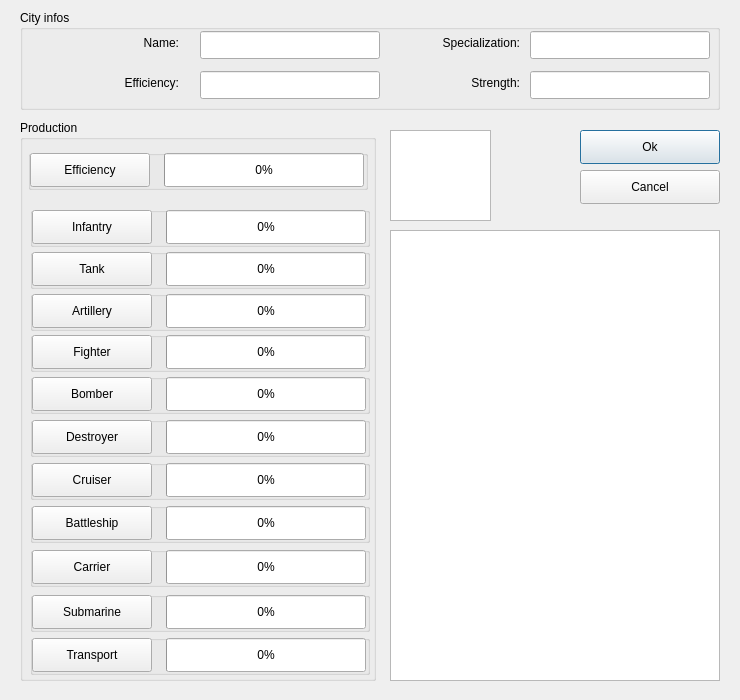
The window that GameDemonstrator/dialogs/GameCitySettingsDialog.ui (raubwuerger/StrategicGameProject) describes before a commit, drawn with Qt 5.
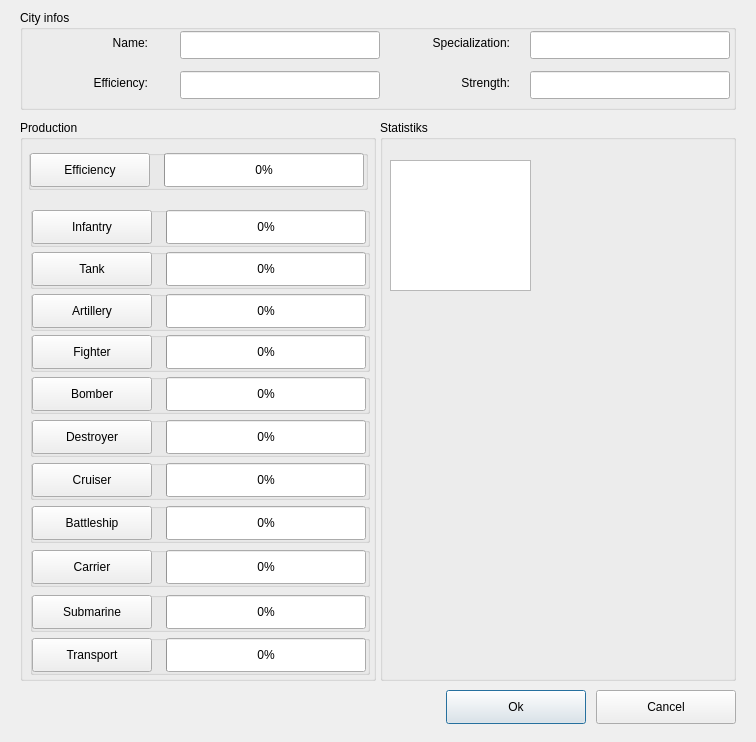
The same window after the commit.

The edit to the form file:
```diff
--- a/GameDemonstrator/dialogs/GameCitySettingsDialog.ui
+++ b/GameDemonstrator/dialogs/GameCitySettingsDialog.ui
@@ -6,20 +6,20 @@
    <rect>
     <x>0</x>
     <y>0</y>
-    <width>740</width>
-    <height>700</height>
+    <width>756</width>
+    <height>742</height>
    </rect>
   </property>
   <property name="minimumSize">
    <size>
-    <width>740</width>
-    <height>700</height>
+    <width>756</width>
+    <height>742</height>
    </size>
   </property>
   <property name="maximumSize">
    <size>
-    <width>740</width>
-    <height>700</height>
+    <width>756</width>
+    <height>742</height>
    </size>
   </property>
   <property name="windowTitle">
@@ -686,31 +686,11 @@
     </widget>
    </widget>
   </widget>
-  <widget class="QGraphicsView" name="graphicsViewUnitImage">
-   <property name="geometry">
-    <rect>
-     <x>390</x>
-     <y>130</y>
-     <width>101</width>
-     <height>91</height>
-    </rect>
-   </property>
-  </widget>
-  <widget class="QTableWidget" name="tableWidgetUnitStats">
-   <property name="geometry">
-    <rect>
-     <x>390</x>
-     <y>230</y>
-     <width>330</width>
-     <height>451</height>
-    </rect>
-   </property>
-  </widget>
   <widget class="QPushButton" name="pushButtonOk">
    <property name="geometry">
     <rect>
-     <x>580</x>
-     <y>130</y>
+     <x>446</x>
+     <y>690</y>
      <width>140</width>
      <height>34</height>
     </rect>
@@ -725,8 +705,8 @@
   <widget class="QPushButton" name="pushButtonCancel">
    <property name="geometry">
     <rect>
-     <x>580</x>
-     <y>170</y>
+     <x>596</x>
+     <y>690</y>
      <width>140</width>
      <height>34</height>
     </rect>
@@ -740,7 +720,7 @@
     <rect>
      <x>20</x>
      <y>10</y>
-     <width>700</width>
+     <width>716</width>
      <height>100</height>
     </rect>
    </property>
@@ -750,9 +730,9 @@
    <widget class="QLineEdit" name="lineEditName">
     <property name="geometry">
      <rect>
-      <x>180</x>
+      <x>160</x>
       <y>21</y>
-      <width>180</width>
+      <width>200</width>
       <height>28</height>
      </rect>
     </property>
@@ -760,9 +740,9 @@
    <widget class="QLineEdit" name="lineEditEfficiency">
     <property name="geometry">
      <rect>
-      <x>180</x>
+      <x>160</x>
       <y>61</y>
-      <width>180</width>
+      <width>200</width>
       <height>28</height>
      </rect>
     </property>
@@ -779,7 +759,7 @@
    <widget class="QLabel" name="labelName">
     <property name="geometry">
      <rect>
-      <x>39</x>
+      <x>8</x>
       <y>23</y>
       <width>120</width>
       <height>20</height>
@@ -795,7 +775,7 @@
    <widget class="QLabel" name="labelEfficiency">
     <property name="geometry">
      <rect>
-      <x>39</x>
+      <x>8</x>
       <y>63</y>
       <width>120</width>
       <height>20</height>
@@ -813,7 +793,7 @@
      <rect>
       <x>510</x>
       <y>21</y>
-      <width>180</width>
+      <width>200</width>
       <height>28</height>
      </rect>
     </property>
@@ -824,7 +804,7 @@
    <widget class="QLabel" name="labelStrength">
     <property name="geometry">
      <rect>
-      <x>380</x>
+      <x>370</x>
       <y>63</y>
       <width>120</width>
       <height>20</height>
@@ -840,7 +820,7 @@
    <widget class="QLabel" name="labelSpecialization">
     <property name="geometry">
      <rect>
-      <x>380</x>
+      <x>370</x>
       <y>23</y>
       <width>120</width>
       <height>20</height>
@@ -858,7 +838,7 @@
      <rect>
       <x>510</x>
       <y>61</y>
-      <width>180</width>
+      <width>200</width>
       <height>28</height>
      </rect>
     </property>
@@ -867,6 +847,29 @@
     </property>
    </widget>
   </widget>
+  <widget class="QGroupBox" name="groupBoxProductionStats">
+   <property name="geometry">
+    <rect>
+     <x>380</x>
+     <y>120</y>
+     <width>356</width>
+     <height>561</height>
+    </rect>
+   </property>
+   <property name="title">
+    <string>Statistiks</string>
+   </property>
+   <widget class="QGraphicsView" name="graphicsViewProductionImage">
+    <property name="geometry">
+     <rect>
+      <x>10</x>
+      <y>40</y>
+      <width>141</width>
+      <height>131</height>
+     </rect>
+    </property>
+   </widget>
+  </widget>
  </widget>
  <resources/>
  <connections/>
```
